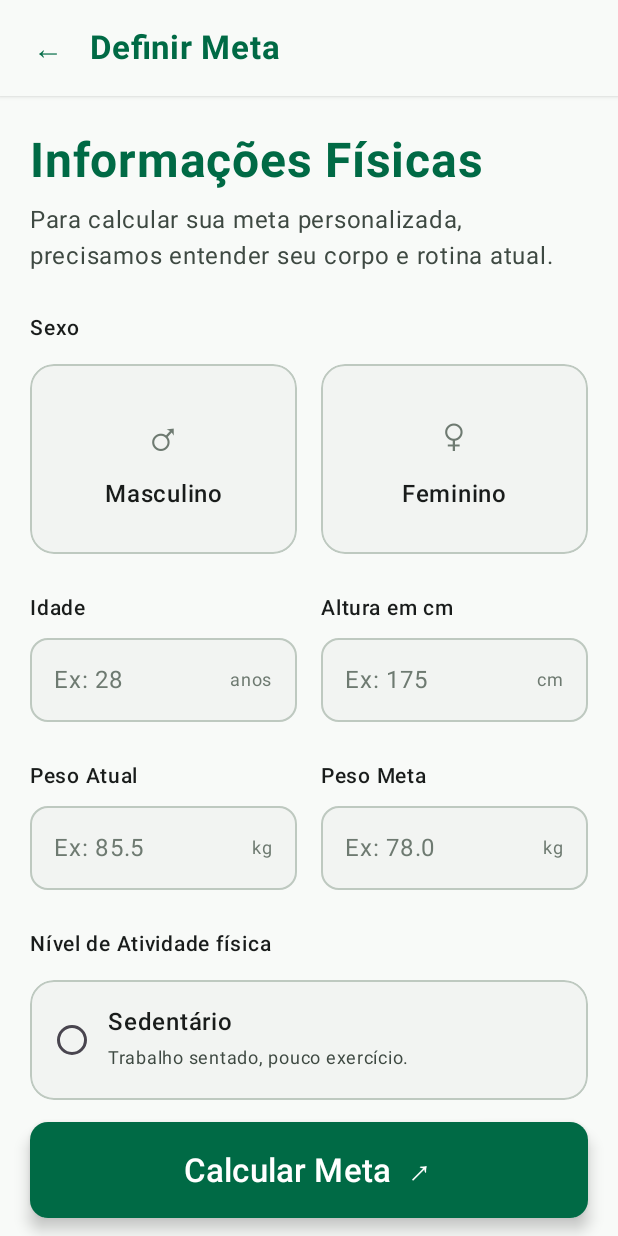
After one commit to Organizacao-Dieta-Facil/Dieta_Facil, an Android app built with Jetpack Compose: the composable FormularioMetaScreen shown on its own in the app's theme, on a phone screen of 412 x 824 dp. The commit adds this screen. Run offline under Robolectric (Android 15) with nearby library versions, the phone set to English and light mode, and no system bars; 2 statements that could not run were skipped.

Commit message:
Atualização, com telas para definir meta

```diff
--- /dev/null
+++ b/shared/src/commonMain/kotlin/com/example/dietafacilpweb/FormularioMetaScreen.kt
@@ -0,0 +1,297 @@
+package com.example.dietafacilpweb
+
+import androidx.compose.foundation.background
+import androidx.compose.foundation.border
+import androidx.compose.foundation.layout.*
+import androidx.compose.foundation.rememberScrollState
+import androidx.compose.foundation.selection.selectable
+import androidx.compose.foundation.shape.RoundedCornerShape
+import androidx.compose.foundation.text.KeyboardOptions
+import androidx.compose.foundation.verticalScroll
+import androidx.compose.material3.*
+import androidx.compose.runtime.*
+import androidx.compose.ui.Alignment
+import androidx.compose.ui.Modifier
+import androidx.compose.ui.draw.clip
+import androidx.compose.ui.semantics.Role
+import androidx.compose.ui.text.font.FontWeight
+import androidx.compose.ui.text.input.KeyboardType
+import androidx.compose.ui.unit.dp
+import androidx.compose.ui.unit.sp
+
+// Limites de bom senso para evitar valores absurdos (e metas calóricas negativas).
+private val LIMITE_IDADE = 1..120
+private val LIMITE_ALTURA = 50..260
+private val LIMITE_PESO = 20.0..400.0
+
+private class AvisoImc(val faixa: FaixaImc, val imc: Double)
+
+/**
+ * Tela 2: coleta os dados físicos, avalia o IMC do peso meta e, se permitido,
+ * entrega o [PerfilMeta] pronto para o cálculo da meta.
+ */
+@Composable
+fun FormularioMetaScreen(
+    onVoltar: () -> Unit,
+    onCalcular: (PerfilMeta) -> Unit,
+) {
+    var sexo by remember { mutableStateOf<Sexo?>(null) }
+    var idadeTxt by remember { mutableStateOf("") }
+    var alturaTxt by remember { mutableStateOf("") }
+    var pesoTxt by remember { mutableStateOf("") }
+    var pesoMetaTxt by remember { mutableStateOf("") }
+    var nivel by remember { mutableStateOf<NivelAtividade?>(null) }
+    var tentou by remember { mutableStateOf(false) }
+    var aviso by remember { mutableStateOf<AvisoImc?>(null) }
+
+    val idade = idadeTxt.toIntOrNull()?.takeIf { it in LIMITE_IDADE }
+    val altura = alturaTxt.toIntOrNull()?.takeIf { it in LIMITE_ALTURA }
+    val peso = pesoTxt.paraDecimal()?.takeIf { it in LIMITE_PESO }
+    val pesoMeta = pesoMetaTxt.paraDecimal()?.takeIf { it in LIMITE_PESO }
+    val perfil = if (sexo != null && nivel != null && idade != null && altura != null && peso != null && pesoMeta != null) {
+        PerfilMeta(sexo!!, idade, altura, peso, pesoMeta, nivel!!)
+    } else null
+
+    fun calcular() {
+        tentou = true
+        val p = perfil ?: return
+        val imc = calcularImc(p.pesoMetaKg, p.alturaCm)
+        when (val faixa = classificarImc(imc)) {
+            FaixaImc.Normal -> onCalcular(p)
+            else -> aviso = AvisoImc(faixa, imc)
+        }
+    }
+
+    Column(Modifier.fillMaxSize()) {
+        AppBar(titulo = "Definir Meta", onVoltar = onVoltar)
+        Column(
+            Modifier.weight(1f).verticalScroll(rememberScrollState()).padding(horizontal = 20.dp, vertical = 24.dp),
+            verticalArrangement = Arrangement.spacedBy(24.dp),
+        ) {
+            Column(verticalArrangement = Arrangement.spacedBy(8.dp)) {
+                Text("Informações Físicas", fontSize = 32.sp, fontWeight = FontWeight.Bold, color = Cores.Primary)
+                Text(
+                    "Para calcular sua meta personalizada, precisamos entender seu corpo e rotina atual.",
+                    fontSize = 16.sp, color = Cores.OnSurfaceVariant,
+                )
+            }
+
+            // Sexo
+            Column(verticalArrangement = Arrangement.spacedBy(12.dp)) {
+                Rotulo("Sexo")
+                Row(horizontalArrangement = Arrangement.spacedBy(16.dp)) {
+                    CartaoSexo("Masculino", "♂", sexo == Sexo.Masculino, { sexo = Sexo.Masculino }, Modifier.weight(1f))
+                    CartaoSexo("Feminino", "♀", sexo == Sexo.Feminino, { sexo = Sexo.Feminino }, Modifier.weight(1f))
+                }
+                if (tentou && sexo == null) Erro("Selecione uma opção")
+            }
+
+            // Idade e altura
+            Row(horizontalArrangement = Arrangement.spacedBy(16.dp)) {
+                CampoNumerico(
+                    "Idade", "Ex: 28", "anos", idadeTxt,
+                    onChange = { idadeTxt = it.filter(Char::isDigit).take(3) },
+                    decimal = false,
+                    erro = if (tentou && idade == null) "Entre ${LIMITE_IDADE.first} e ${LIMITE_IDADE.last}" else null,
+                    modifier = Modifier.weight(1f),
+                )
+                CampoNumerico(
+                    "Altura em cm", "Ex: 175", "cm", alturaTxt,
+                    onChange = { alturaTxt = it.filter(Char::isDigit).take(3) },
+                    decimal = false,
+                    erro = if (tentou && altura == null) "Entre ${LIMITE_ALTURA.first} e ${LIMITE_ALTURA.last}" else null,
+                    modifier = Modifier.weight(1f),
+                )
+            }
+
+            // Pesos
+            Row(horizontalArrangement = Arrangement.spacedBy(16.dp)) {
+                CampoNumerico(
+                    "Peso Atual", "Ex: 85.5", "kg", pesoTxt,
+                    onChange = { pesoTxt = it.soDecimal() },
+                    decimal = true,
+                    erro = if (tentou && peso == null) "Entre 20 e 400" else null,
+                    modifier = Modifier.weight(1f),
+                )
+                CampoNumerico(
+                    "Peso Meta", "Ex: 78.0", "kg", pesoMetaTxt,
+                    onChange = { pesoMetaTxt = it.soDecimal() },
+                    decimal = true,
+                    erro = if (tentou && pesoMeta == null) "Entre 20 e 400" else null,
+                    modifier = Modifier.weight(1f),
+                )
+            }
+
+            // Nível de atividade
+            Column(verticalArrangement = Arrangement.spacedBy(12.dp)) {
+                Rotulo("Nível de Atividade física")
+                NivelAtividade.entries.forEach { n ->
+                    OpcaoNivel(n, selecionado = nivel == n, onClick = { nivel = n })
+                }
+                if (tentou && nivel == null) Erro("Selecione uma opção")
+            }
+        }
+
+        Box(Modifier.fillMaxWidth().padding(horizontal = 20.dp, vertical = 12.dp)) {
+            Button(
+                onClick = ::calcular,
+                modifier = Modifier.fillMaxWidth().height(64.dp),
+                shape = RoundedCornerShape(12.dp),
+                elevation = ButtonDefaults.buttonElevation(defaultElevation = 6.dp),
+                colors = ButtonDefaults.buttonColors(containerColor = Cores.Primary),
+            ) {
+                Text("Calcular Meta  ↗", fontSize = 22.sp, fontWeight = FontWeight.Medium)
+            }
+        }
+    }
+
+    aviso?.let { a ->
+        DialogImc(
+            aviso = a,
+            pesoMeta = pesoMeta ?: 0.0,
+            alturaCm = altura ?: 0,
+            onFechar = { aviso = null },
+            onProsseguir = { aviso = null; perfil?.let(onCalcular) },
+        )
+    }
+}
+
+@Composable
+private fun DialogImc(
+    aviso: AvisoImc,
+    pesoMeta: Double,
+    alturaCm: Int,
+    onFechar: () -> Unit,
+    onProsseguir: () -> Unit,
+) {
+    val base = "Com o peso meta de ${pesoMeta.fmt().replace('.', ',')} kg e altura de $alturaCm cm, seu IMC seria ${aviso.imc.imcTexto()}"
+    val (titulo, texto) = when (aviso.faixa) {
+        FaixaImc.AbaixoDoIdeal ->
+            "Peso meta abaixo do ideal" to
+                "$base, abaixo do ideal (a partir de 18,5). Não é possível definir uma meta com esse peso. Altere o peso meta para continuar."
+        FaixaImc.AcimaDoIdeal ->
+            "Peso meta acima do ideal" to
+                "$base, acima do ideal (até 24,9). Você pode prosseguir mesmo assim ou cancelar para alterar o peso meta."
+        else ->
+            "Peso meta muito acima do ideal" to
+                "$base, muito acima do ideal (30 ou mais). Não é possível definir uma meta com esse peso. Altere o peso meta para continuar."
+    }
+    val podeProsseguir = aviso.faixa == FaixaImc.AcimaDoIdeal
+
+    AlertDialog(
+        onDismissRequest = onFechar,
+        title = { Text(titulo) },
+        text = { Text(texto) },
+        confirmButton = {
+            if (podeProsseguir) TextButton(onClick = onProsseguir) { Text("Prosseguir mesmo assim") }
+            else TextButton(onClick = onFechar) { Text("Entendi") }
+        },
+        dismissButton = if (podeProsseguir) {
+            { TextButton(onClick = onFechar) { Text("Cancelar") } }
+        } else null,
+    )
+}
+
+@Composable
+private fun Rotulo(texto: String) =
+    Text(texto, fontSize = 14.sp, fontWeight = FontWeight.SemiBold, color = Cores.OnSurface)
+
+@Composable
+private fun Erro(texto: String) = Text(texto, fontSize = 12.sp, color = Cores.Error)
+
+@Composable
+private fun CampoNumerico(
+    rotulo: String,
+    placeholder: String,
+    sufixo: String,
+    valor: String,
+    onChange: (String) -> Unit,
+    decimal: Boolean,
+    erro: String?,
+    modifier: Modifier = Modifier,
+) {
+    Column(modifier, verticalArrangement = Arrangement.spacedBy(8.dp)) {
+        Rotulo(rotulo)
+        OutlinedTextField(
+            value = valor,
+            onValueChange = onChange,
+            placeholder = { Text(placeholder, color = Cores.Outline) },
+            suffix = { Text(sufixo, fontSize = 12.sp, color = Cores.Outline) },
+            singleLine = true,
+            isError = erro != null,
+            supportingText = erro?.let { { Text(it) } },
+            keyboardOptions = KeyboardOptions(keyboardType = if (decimal) KeyboardType.Decimal else KeyboardType.Number),
+            shape = RoundedCornerShape(12.dp),
+            colors = OutlinedTextFieldDefaults.colors(
+                focusedContainerColor = Cores.SurfaceLow,
+                unfocusedContainerColor = Cores.SurfaceLow,
+                focusedBorderColor = Cores.Primary,
+                unfocusedBorderColor = Cores.OutlineVariant,
+            ),
+            modifier = Modifier.fillMaxWidth(),
+        )
+    }
+}
+
+@Composable
+private fun CartaoSexo(
+    rotulo: String,
+    simbolo: String,
+    selecionado: Boolean,
+    onClick: () -> Unit,
+    modifier: Modifier = Modifier,
+) {
+    val forma = RoundedCornerShape(16.dp)
+    Column(
+        modifier
+            .clip(forma)
+            .background(if (selecionado) Cores.PrimaryFixed.copy(alpha = 0.35f) else Cores.SurfaceLow)
+            .border(if (selecionado) 2.dp else 1.dp, if (selecionado) Cores.Primary else Cores.OutlineVariant, forma)
+            .selectable(selected = selecionado, onClick = onClick, role = Role.RadioButton)
+            .padding(vertical = 28.dp),
+        horizontalAlignment = Alignment.CenterHorizontally,
+        verticalArrangement = Arrangement.spacedBy(8.dp),
+    ) {
+        Text(simbolo, fontSize = 28.sp, color = if (selecionado) Cores.Primary else Cores.Outline)
+        Text(rotulo, fontSize = 16.sp, fontWeight = FontWeight.SemiBold, color = Cores.OnSurface)
+    }
+}
+
+@Composable
+private fun OpcaoNivel(nivel: NivelAtividade, selecionado: Boolean, onClick: () -> Unit) {
+    val forma = RoundedCornerShape(16.dp)
+    Row(
+        Modifier.fillMaxWidth()
+            .clip(forma)
+            .background(if (selecionado) Cores.PrimaryFixed.copy(alpha = 0.35f) else Cores.SurfaceLow)
+            .border(if (selecionado) 2.dp else 1.dp, if (selecionado) Cores.Primary else Cores.OutlineVariant, forma)
+            .selectable(selected = selecionado, onClick = onClick, role = Role.RadioButton)
+            .padding(16.dp),
+        verticalAlignment = Alignment.CenterVertically,
+    ) {
+        RadioButton(
+            selected = selecionado,
+            onClick = null,
+            colors = RadioButtonDefaults.colors(selectedColor = Cores.Primary),
+        )
+        Spacer(Modifier.width(12.dp))
+        Column {
+            Text(nivel.rotulo, fontSize = 16.sp, fontWeight = FontWeight.SemiBold, color = Cores.OnSurface)
+            Text(nivel.descricao, fontSize = 12.sp, color = Cores.OnSurfaceVariant)
+        }
+    }
+}
+
+/** Aceita "85,5" ou "85.5". */
+private fun String.paraDecimal(): Double? = replace(',', '.').toDoubleOrNull()
+
+/** Mantém só dígitos e no máximo um separador decimal (vírgula ou ponto). */
+private fun String.soDecimal(): String {
+    var viuSeparador = false
+    return buildString {
+        for (c in this@soDecimal) {
+            if (c.isDigit()) append(c)
+            else if ((c == ',' || c == '.') && !viuSeparador) { viuSeparador = true; append(c) }
+        }
+    }.take(6)
+}
--- /dev/null
+++ b/shared/src/commonMain/kotlin/com/example/dietafacilpweb/MetaCalorica.kt
@@ -0,0 +1,63 @@
+package com.example.dietafacilpweb
+
+import kotlin.math.floor
+import kotlin.math.roundToInt
+
+enum class Sexo(val codigo: String) {
+    Masculino("M"),
+    Feminino("F"),
+}
+
+enum class NivelAtividade(
+    val codigo: String,
+    val rotulo: String,
+    val descricao: String,
+    val fator: Double,
+) {
+    Sedentario("SEDENTARIO", "Sedentário", "Trabalho sentado, pouco exercício.", 1.2),
+    LevementeAtivo("LEVE", "Levemente Ativo", "Exercício leve 1–3 dias por semana.", 1.375),
+    ModeradamenteAtivo("MODERADO", "Moderadamente Ativo", "Exercício moderado 3–5 dias por semana.", 1.55),
+    MuitoAtivo("MUITO_ATIVO", "Muito Ativo", "Exercício pesado 6–7 dias por semana.", 1.725),
+}
+
+/** Dados informados pelo usuário no formulário. */
+data class PerfilMeta(
+    val sexo: Sexo,
+    val idade: Int,
+    val alturaCm: Int,
+    val pesoAtualKg: Double,
+    val pesoMetaKg: Double,
+    val nivel: NivelAtividade,
+)
+
+/** Resultado da avaliação do IMC do peso meta. */
+enum class FaixaImc { AbaixoDoIdeal, Normal, AcimaDoIdeal, MuitoAcima }
+
+/** IMC = peso (kg) / (altura em m × altura em m). */
+fun calcularImc(pesoKg: Double, alturaCm: Int): Double {
+    val alturaM = alturaCm / 100.0
+    return pesoKg / (alturaM * alturaM)
+}
+
+/**
+ * < 18,5 → abaixo | 18,5 a 24,9 → normal | acima de 24,9 e abaixo de 30 → acima | ≥ 30 → muito acima.
+ * (Os limites exatos 18,5 e 24,9 contam como normais.)
+ */
+fun classificarImc(imc: Double): FaixaImc = when {
+    imc < 18.5 -> FaixaImc.AbaixoDoIdeal
+    imc <= 24.9 -> FaixaImc.Normal
+    imc < 30.0 -> FaixaImc.AcimaDoIdeal
+    else -> FaixaImc.MuitoAcima
+}
+
+/** Meta calórica diária: taxa metabólica (Harris-Benedict revisada) × fator de atividade, arredondada. */
+fun calcularMetaKcal(p: PerfilMeta): Int {
+    val taxaBasal = when (p.sexo) {
+        Sexo.Masculino -> 88.362 + 13.397 * p.pesoAtualKg + 4.799 * p.alturaCm - 5.677 * p.idade
+        Sexo.Feminino -> 447.593 + 9.247 * p.pesoAtualKg + 3.098 * p.alturaCm - 4.330 * p.idade
+    }
+    return (taxaBasal * p.nivel.fator).roundToInt()
+}
+
+/** IMC com 2 casas decimais, truncado (para 18,49 não aparecer como "18,5") e com vírgula. */
+fun Double.imcTexto(): String = (floor(this * 100) / 100).toString().replace('.', ',')
```
Also changed, not shown: shared/src/commonMain/kotlin/com/example/dietafacilpweb/App.kt (+21 -2 lines), shared/src/commonMain/kotlin/com/example/dietafacilpweb/CardapioState.kt (+25 -0 lines), shared/src/commonMain/kotlin/com/example/dietafacilpweb/ConfiguracoesScreen.kt (added, +87 -0 lines), shared/src/commonMain/kotlin/com/example/dietafacilpweb/DefinirMetaScreen.kt (added, +72 -0 lines), shared/src/commonMain/kotlin/com/example/dietafacilpweb/InicioScreen.kt (+25 -15 lines).
